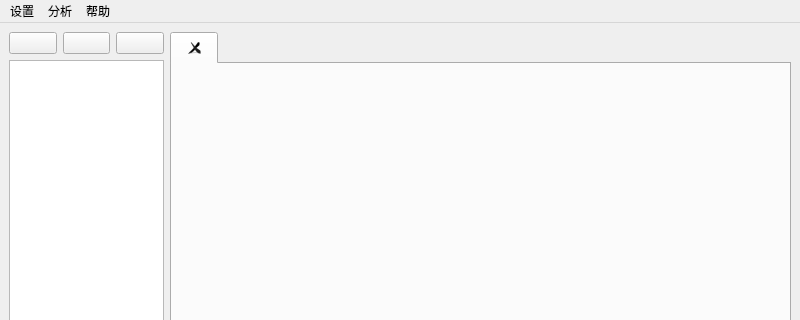
First picture: the form in hello_world/linx_monitor/gui/MonitorWindow.ui, repository WatsonJay/python_test, before the edit; both pictures show x 0 to 800 and y 0 to 320 of the 800 by 600 pixel window.
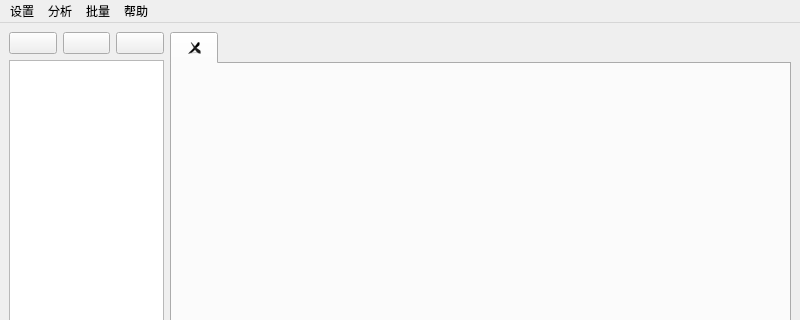
Second picture: the form after the edit. Icons and pictures are not drawn.

```diff
--- a/hello_world/linx_monitor/gui/MonitorWindow.ui
+++ b/hello_world/linx_monitor/gui/MonitorWindow.ui
@@ -128,8 +128,16 @@
     </property>
     <addaction name="actionnmon"/>
    </widget>
+   <widget class="QMenu" name="menu_4">
+    <property name="title">
+     <string>批量</string>
+    </property>
+    <addaction name="actionnmon_2"/>
+    <addaction name="actiontoatalAnalysis"/>
+   </widget>
    <addaction name="menu"/>
    <addaction name="menu_3"/>
+   <addaction name="menu_4"/>
    <addaction name="menu_2"/>
   </widget>
   <widget class="QStatusBar" name="statusbar"/>
```
Left out of the diff: 10 changed lines with no effect on the pictures.
